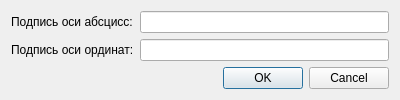
The window that Actions/Axes/signaxesdialog.ui (GirvitAlexander/Graph) describes before a commit, drawn with Qt 5.
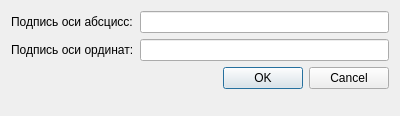
The same window after the commit.

```diff
--- a/Actions/Axes/signaxesdialog.ui
+++ b/Actions/Axes/signaxesdialog.ui
@@ -7,7 +7,7 @@
     <x>0</x>
     <y>0</y>
     <width>400</width>
-    <height>83</height>
+    <height>116</height>
    </rect>
   </property>
   <property name="windowTitle">
```
Left out of the diff: 2 changed lines with no effect on the pictures.
